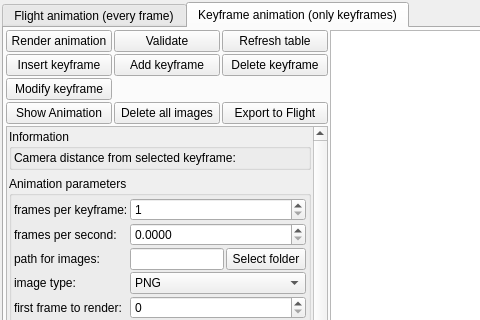
Qt form mandelbulber2/qt/dock_animation.ui (buddhi1980/mandelbulber2) before a commit; both pictures show x 0 to 480 and y 0 to 320 of the 1437 by 531 pixel window.
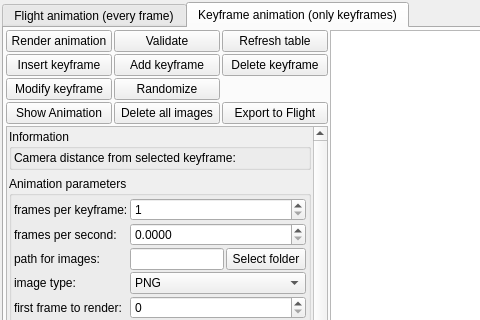
The same form after that commit. The open tabs and pages were chosen to show the change. Icons and pictures are not drawn. Custom widgets are drawn as their Qt base class.

Commit message: Added Randomize button in Keyframe editor

```diff
--- a/mandelbulber2/qt/dock_animation.ui
+++ b/mandelbulber2/qt/dock_animation.ui
@@ -893,6 +893,26 @@
              </property>
             </widget>
            </item>
+           <item row="2" column="2">
+            <widget class="QPushButton" name="pushButton_randomize">
+             <property name="sizePolicy">
+              <sizepolicy hsizetype="Minimum" vsizetype="Maximum">
+               <horstretch>0</horstretch>
+               <verstretch>0</verstretch>
+              </sizepolicy>
+             </property>
+             <property name="toolTip">
+              <string>Modify selected keyframe</string>
+             </property>
+             <property name="text">
+              <string>Randomize</string>
+             </property>
+             <property name="icon">
+              <iconset resource="icons.qrc">
+               <normaloff>:/gradient/icons/dice_colors.svg</normaloff>:/gradient/icons/dice_colors.svg</iconset>
+             </property>
+            </widget>
+           </item>
           </layout>
          </item>
          <item>
```
Left out of the diff: 6 changed lines with no effect on the pictures. The commit also changes 6 other files.
